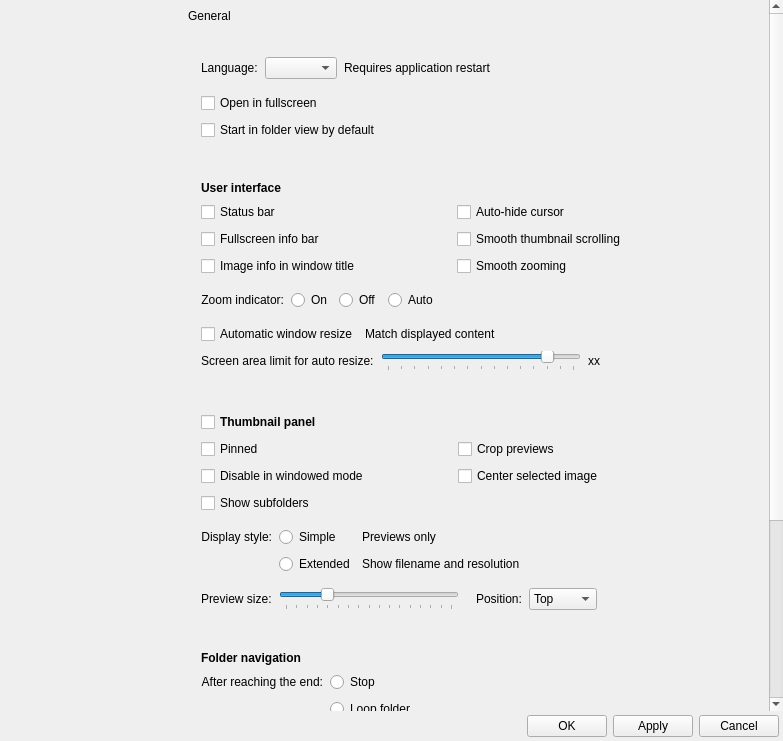
Old version of the form qimgv/gui/dialogs/settingsdialog.ui in the repository hadoooooouken/qimgv-plus.
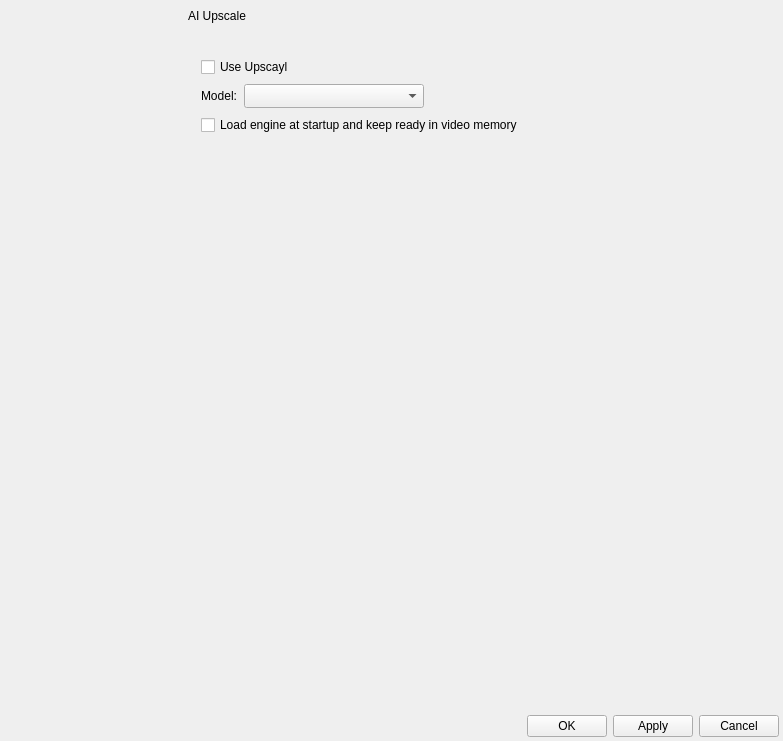
New version of the form. The open tabs and pages were chosen to show the change. Custom widgets are drawn as their Qt base class.

Commit message: upscayl stage 2

Diff of the .ui file:
```diff
--- a/qimgv/gui/dialogs/settingsdialog.ui
+++ b/qimgv/gui/dialogs/settingsdialog.ui
@@ -4745,8 +4745,209 @@
             </widget>
            </item>
           </layout>
-         </widget>
-         <widget class="QWidget" name="About">
+          </widget>
+          <widget class="QWidget" name="AIUpscale">
+           <layout class="QVBoxLayout" name="verticalLayout_aiUpscale">
+            <property name="leftMargin">
+             <number>0</number>
+            </property>
+            <property name="topMargin">
+             <number>0</number>
+            </property>
+            <property name="rightMargin">
+             <number>0</number>
+            </property>
+            <property name="bottomMargin">
+             <number>0</number>
+            </property>
+            <item>
+             <widget class="QScrollArea" name="scrollArea_aiUpscale">
+              <property name="frameShape">
+               <enum>QFrame::NoFrame</enum>
+              </property>
+              <property name="widgetResizable">
+               <bool>true</bool>
+              </property>
+              <widget class="QWidget" name="scrollAreaWidgetContents_aiUpscale">
+               <property name="geometry">
+                <rect>
+                 <x>0</x>
+                 <y>0</y>
+                 <width>485</width>
+                 <height>615</height>
+                </rect>
+               </property>
+               <layout class="QVBoxLayout" name="verticalLayout_aiUpscaleContents">
+                <property name="spacing">
+                 <number>9</number>
+                </property>
+                <property name="leftMargin">
+                 <number>18</number>
+                </property>
+                <property name="topMargin">
+                 <number>9</number>
+                </property>
+                <property name="rightMargin">
+                 <number>18</number>
+                </property>
+                <property name="bottomMargin">
+                 <number>9</number>
+                </property>
+                <item>
+                 <widget class="QLabel" name="label_aiUpscaleHeader">
+                  <property name="accessibleName">
+                   <string notr="true">SHeaderText</string>
+                  </property>
+                  <property name="text">
+                   <string>AI Upscale</string>
+                  </property>
+                 </widget>
+                </item>
+                <item>
+                 <widget class="QWidget" name="widget_aiUpscaleHeaderLine" native="true">
+                  <property name="accessibleName">
+                   <string notr="true">SHeaderLine</string>
+                  </property>
+                 </widget>
+                </item>
+                <item>
+                 <spacer name="verticalSpacer_aiUpscaleTop">
+                  <property name="orientation">
+                   <enum>Qt::Vertical</enum>
+                  </property>
+                  <property name="sizeType">
+                   <enum>QSizePolicy::Fixed</enum>
+                  </property>
+                  <property name="sizeHint" stdset="0">
+                   <size>
+                    <width>20</width>
+                    <height>6</height>
+                   </size>
+                  </property>
+                 </spacer>
+                </item>
+                <item>
+                 <widget class="QWidget" name="aiUpscaleGroup" native="true">
+                  <property name="accessibleName">
+                   <string notr="true">SGroup</string>
+                  </property>
+                  <layout class="QVBoxLayout" name="verticalLayout_aiUpscaleGroup">
+                   <property name="spacing">
+                    <number>7</number>
+                   </property>
+                   <property name="leftMargin">
+                    <number>13</number>
+                   </property>
+                   <property name="topMargin">
+                    <number>10</number>
+                   </property>
+                   <property name="rightMargin">
+                    <number>13</number>
+                   </property>
+                   <property name="bottomMargin">
+                    <number>10</number>
+                   </property>
+                   <item>
+                    <widget class="QCheckBox" name="useUpscaylCheckBox">
+                     <property name="sizePolicy">
+                      <sizepolicy hsizetype="MinimumExpanding" vsizetype="Minimum">
+                       <horstretch>0</horstretch>
+                       <verstretch>0</verstretch>
+                      </sizepolicy>
+                     </property>
+                     <property name="text">
+                      <string>Use Upscayl</string>
+                     </property>
+                    </widget>
+                   </item>
+                   <item>
+                    <layout class="QHBoxLayout" name="horizontalLayout_upscaylModel">
+                     <property name="leftMargin">
+                      <number>0</number>
+                     </property>
+                     <property name="topMargin">
+                      <number>0</number>
+                     </property>
+                     <property name="rightMargin">
+                      <number>0</number>
+                     </property>
+                     <property name="bottomMargin">
+                      <number>0</number>
+                     </property>
+                     <item>
+                      <widget class="QLabel" name="label_upscaylModel">
+                       <property name="text">
+                        <string>Model:</string>
+                       </property>
+                      </widget>
+                     </item>
+                     <item>
+                      <widget class="QComboBox" name="upscaylModelComboBox">
+                       <property name="sizePolicy">
+                        <sizepolicy hsizetype="Fixed" vsizetype="Fixed">
+                         <horstretch>0</horstretch>
+                         <verstretch>0</verstretch>
+                        </sizepolicy>
+                       </property>
+                       <property name="minimumSize">
+                        <size>
+                         <width>180</width>
+                         <height>24</height>
+                        </size>
+                       </property>
+                      </widget>
+                     </item>
+                     <item>
+                      <spacer name="horizontalSpacer_upscaylModel">
+                       <property name="orientation">
+                        <enum>Qt::Horizontal</enum>
+                       </property>
+                       <property name="sizeHint" stdset="0">
+                        <size>
+                         <width>40</width>
+                         <height>20</height>
+                        </size>
+                       </property>
+                      </spacer>
+                     </item>
+                    </layout>
+                   </item>
+                   <item>
+                    <widget class="QCheckBox" name="preloadUpscaylCheckBox">
+                     <property name="sizePolicy">
+                      <sizepolicy hsizetype="MinimumExpanding" vsizetype="Minimum">
+                       <horstretch>0</horstretch>
+                       <verstretch>0</verstretch>
+                      </sizepolicy>
+                     </property>
+                     <property name="text">
+                      <string>Load engine at startup and keep ready in video memory</string>
+                     </property>
+                    </widget>
+                   </item>
+                  </layout>
+                 </widget>
+                </item>
+                <item>
+                 <spacer name="verticalSpacer_aiUpscaleBottom">
+                  <property name="orientation">
+                   <enum>Qt::Vertical</enum>
+                  </property>
+                  <property name="sizeHint" stdset="0">
+                   <size>
+                    <width>20</width>
+                    <height>40</height>
+                   </size>
+                  </property>
+                 </spacer>
+                </item>
+               </layout>
+              </widget>
+             </widget>
+            </item>
+           </layout>
+          </widget>
+          <widget class="QWidget" name="About">
           <layout class="QVBoxLayout" name="verticalLayout_2">
            <property name="leftMargin">
             <number>0</number>
```
The commit also changes 15 other files.
